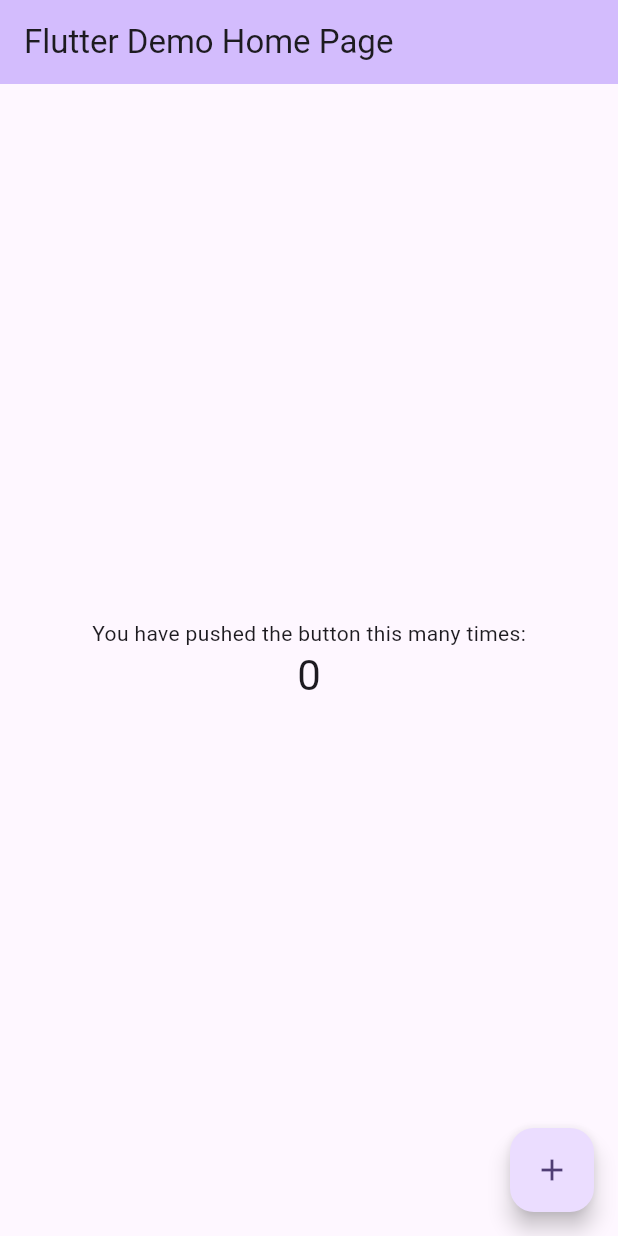
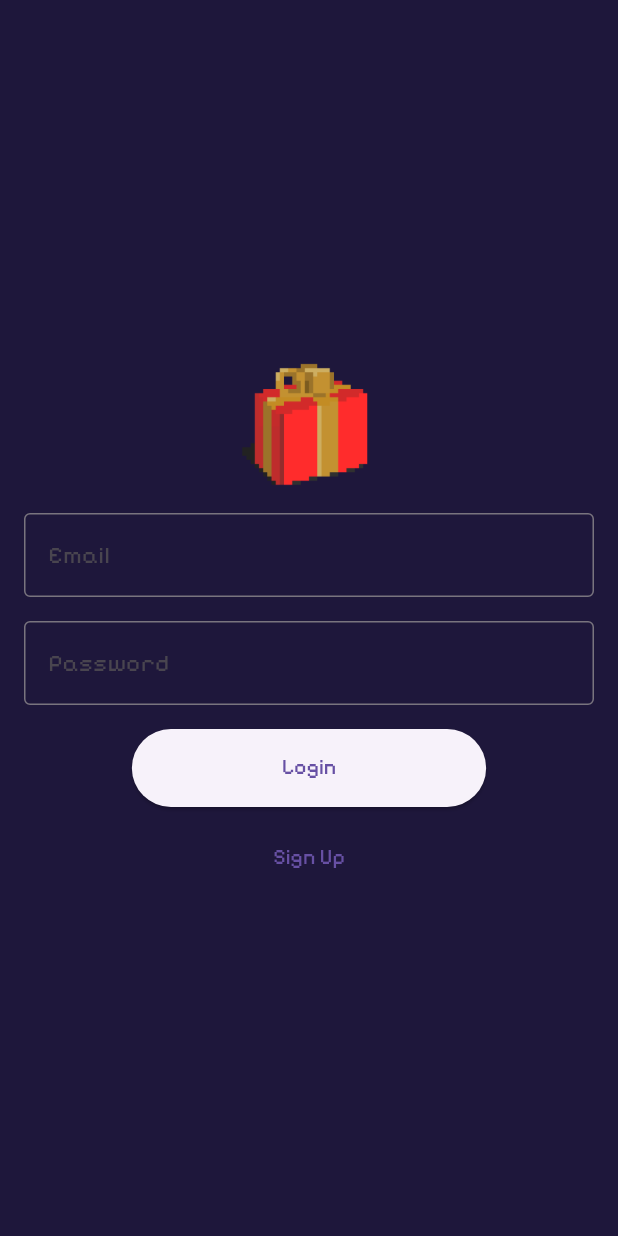
Before and after one commit to Ahmed-Eldera/Hediety, a Flutter app: the screen it shows after launch, on a phone screen of 412 x 824 dp. Run offline on Flutter 3.47's test engine with Material 3 defaults, Android fonts, the phone set to English and light mode, and no system bars.

Commit message:
making the login page with minimal style and gift picture

```diff
--- a/lib/main.dart
+++ b/lib/main.dart
@@ -1,125 +1,123 @@
 import 'package:flutter/material.dart';
 
 void main() {
-  runApp(const MyApp());
+  runApp(MyApp());
 }
-
+const MaterialColor laser = MaterialColor(
+  0xFF009EAF, // The primary color
+  <int, Color>{
+    50: Color(0xFFE0F7FA), // 10%
+    100: Color(0xFFB2EBF2), // 20%
+    200: Color(0xFF80DEEA), // 30%
+    300: Color(0xFF4DD0E1), // 40%
+    400: Color(0xFF26C6DA), // 50%
+    500: Color(0xFF009EAF), // 60% (primary color)
+    600: Color(0xFF0094A8), // 70%
+    700: Color(0xFF008C97), // 80%
+    800: Color(0xFF008C8B), // 90%
+    900: Color(0xFF007C79), // 100%
+  },
+);
 class MyApp extends StatelessWidget {
-  const MyApp({super.key});
-
-  // This widget is the root of your application.
   @override
   Widget build(BuildContext context) {
     return MaterialApp(
-      title: 'Flutter Demo',
+      title: 'Flutter Login',
       theme: ThemeData(
-        // This is the theme of your application.
-        //
-        // TRY THIS: Try running your application with "flutter run". You'll see
-        // the application has a purple toolbar. Then, without quitting the app,
-        // try changing the seedColor in the colorScheme below to Colors.green
-        // and then invoke "hot reload" (save your changes or press the "hot
-        // reload" button in a Flutter-supported IDE, or press "r" if you used
-        // the command line to start the app).
-        //
-        // Notice that the counter didn't reset back to zero; the application
-        // state is not lost during the reload. To reset the state, use hot
-        // restart instead.
-        //
-        // This works for code too, not just values: Most code changes can be
-        // tested with just a hot reload.
-        colorScheme: ColorScheme.fromSeed(seedColor: Colors.deepPurple),
-        useMaterial3: true,
+        primarySwatch: laser,
+        fontFamily: "pixel",
       ),
-      home: const MyHomePage(title: 'Flutter Demo Home Page'),
+      home: LoginPage(),
     );
   }
 }
 
-class MyHomePage extends StatefulWidget {
-  const MyHomePage({super.key, required this.title});
-
-  // This widget is the home page of your application. It is stateful, meaning
-  // that it has a State object (defined below) that contains fields that affect
-  // how it looks.
-
-  // This class is the configuration for the state. It holds the values (in this
-  // case the title) provided by the parent (in this case the App widget) and
-  // used by the build method of the State. Fields in a Widget subclass are
-  // always marked "final".
-
-  final String title;
-
+class LoginPage extends StatefulWidget {
   @override
-  State<MyHomePage> createState() => _MyHomePageState();
+  _LoginPageState createState() => _LoginPageState();
 }
 
-class _MyHomePageState extends State<MyHomePage> {
-  int _counter = 0;
+class _LoginPageState extends State<LoginPage> {
+  // Controllers for the text fields
+  final TextEditingController _emailController = TextEditingController();
+  final TextEditingController _passwordController = TextEditingController();
 
-  void _incrementCounter() {
-    setState(() {
-      // This call to setState tells the Flutter framework that something has
-      // changed in this State, which causes it to rerun the build method below
-      // so that the display can reflect the updated values. If we changed
-      // _counter without calling setState(), then the build method would not be
-      // called again, and so nothing would appear to happen.
-      _counter++;
-    });
+  // A simple login function (for now just prints the values)
+  void _login() {
+    String email = _emailController.text;
+    String password = _passwordController.text;
+    print('Login with Email: $email, Password: $password');
+    // Here, you can add your logic for authentication
+  }
+
+  // A simple sign-up function (for now just prints the values)
+  void _signUp() {
+    print('Navigate to Sign-Up Screen');
+    // Here, you would typically navigate to another screen for sign-up
   }
 
   @override
   Widget build(BuildContext context) {
-    // This method is rerun every time setState is called, for instance as done
-    // by the _incrementCounter method above.
-    //
-    // The Flutter framework has been optimized to make rerunning build methods
-    // fast, so that you can just rebuild anything that needs updating rather
-    // than having to individually change instances of widgets.
     return Scaffold(
-      appBar: AppBar(
-        // TRY THIS: Try changing the color here to a specific color (to
-        // Colors.amber, perhaps?) and trigger a hot reload to see the AppBar
-        // change color while the other colors stay the same.
-        backgroundColor: Theme.of(context).colorScheme.inversePrimary,
-        // Here we take the value from the MyHomePage object that was created by
-        // the App.build method, and use it to set our appbar title.
-        title: Text(widget.title),
-      ),
-      body: Center(
-        // Center is a layout widget. It takes a single child and positions it
-        // in the middle of the parent.
+      // appBar: AppBar(
+      //   title: Text('Login'),
+      // ),
+      backgroundColor: Color(0xFF1E173B),
+      body: Padding(
+        padding: const EdgeInsets.all(16.0),
         child: Column(
-          // Column is also a layout widget. It takes a list of children and
-          // arranges them vertically. By default, it sizes itself to fit its
-          // children horizontally, and tries to be as tall as its parent.
-          //
-          // Column has various properties to control how it sizes itself and
-          // how it positions its children. Here we use mainAxisAlignment to
-          // center the children vertically; the main axis here is the vertical
-          // axis because Columns are vertical (the cross axis would be
-          // horizontal).
-          //
-          // TRY THIS: Invoke "debug painting" (choose the "Toggle Debug Paint"
-          // action in the IDE, or press "p" in the console), to see the
-          // wireframe for each widget.
           mainAxisAlignment: MainAxisAlignment.center,
-          children: <Widget>[
-            const Text(
-              'You have pushed the button this many times:',
+          children: [
+            Image.asset('assets/pixelGift.png',
+                      width: 100,  // Set the desired width
+                       height: 100, // Set the desired height
+                      ),
+            SizedBox(height: 16),
+            // Email Text Field
+            TextField(
+              controller: _emailController,
+              decoration: InputDecoration(
+                labelText: 'Email',
+                border: OutlineInputBorder(),
+              ),
+              keyboardType: TextInputType.emailAddress,
             ),
-            Text(
-              '$_counter',
-              style: Theme.of(context).textTheme.headlineMedium,
+            SizedBox(height: 16),
+
+            // Password Text Field
+            TextField(
+              controller: _passwordController,
+              decoration: InputDecoration(
+                labelText: 'Password',
+                border: OutlineInputBorder(),
+
+              ),
+              obscureText: true,
+
+            ),
+            SizedBox(height: 16),
+
+            // Login Button
+            ElevatedButton(
+              onPressed: _login,
+              child: Text('Login'),
+              style: ElevatedButton.styleFrom(
+                padding: EdgeInsets.symmetric(horizontal: 100, vertical: 16),
+              ),
+            ),
+            SizedBox(height: 8),
+
+            // Sign Up Button
+            TextButton(
+              onPressed: _signUp,
+              child: Text('Sign Up'),
+              style: TextButton.styleFrom(
+                padding: EdgeInsets.symmetric(horizontal: 100, vertical: 16),
+              ),
             ),
           ],
         ),
       ),
-      floatingActionButton: FloatingActionButton(
-        onPressed: _incrementCounter,
-        tooltip: 'Increment',
-        child: const Icon(Icons.add),
-      ), // This trailing comma makes auto-formatting nicer for build methods.
     );
   }
 }
--- a/pubspec.yaml
+++ b/pubspec.yaml
@@ -88,3 +88,9 @@ flutter:
   #
   # For details regarding fonts from package dependencies,
   # see https://flutter.dev/to/font-from-package
+  fonts:
+    - family: pixel
+      fonts:
+        - asset: assets/pixel.ttf
+  assets:
+    - assets/pixelGift.png
```
Also changed, not shown: assets/pixel.ttf (added), assets/pixelGift.png (added).
